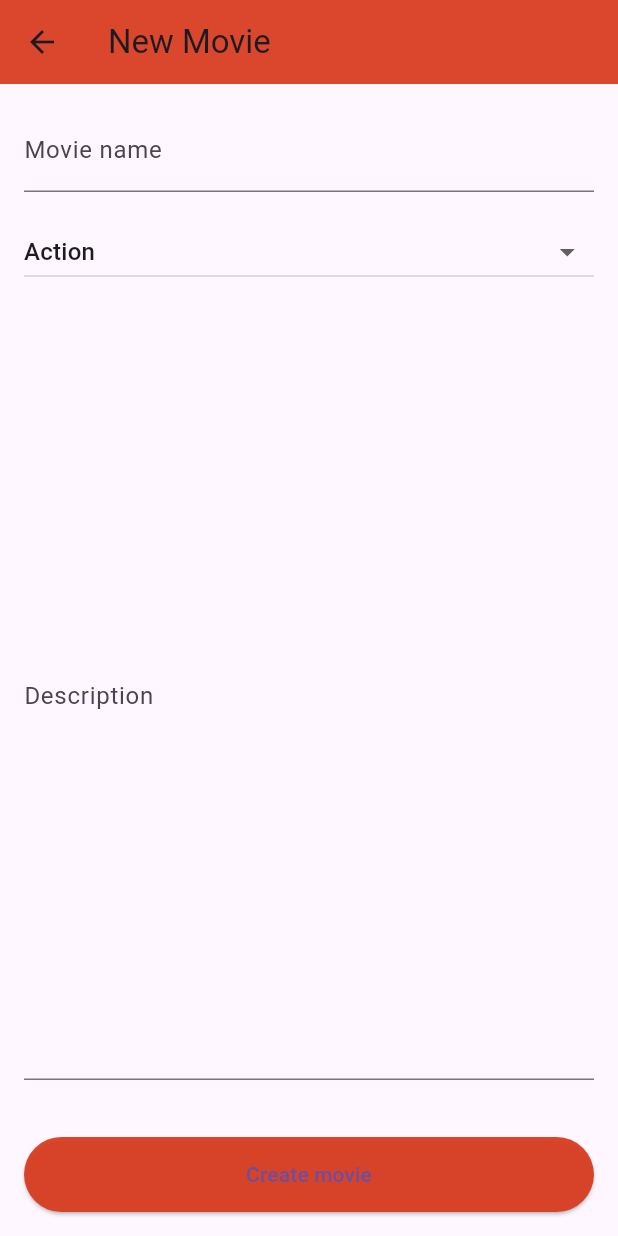
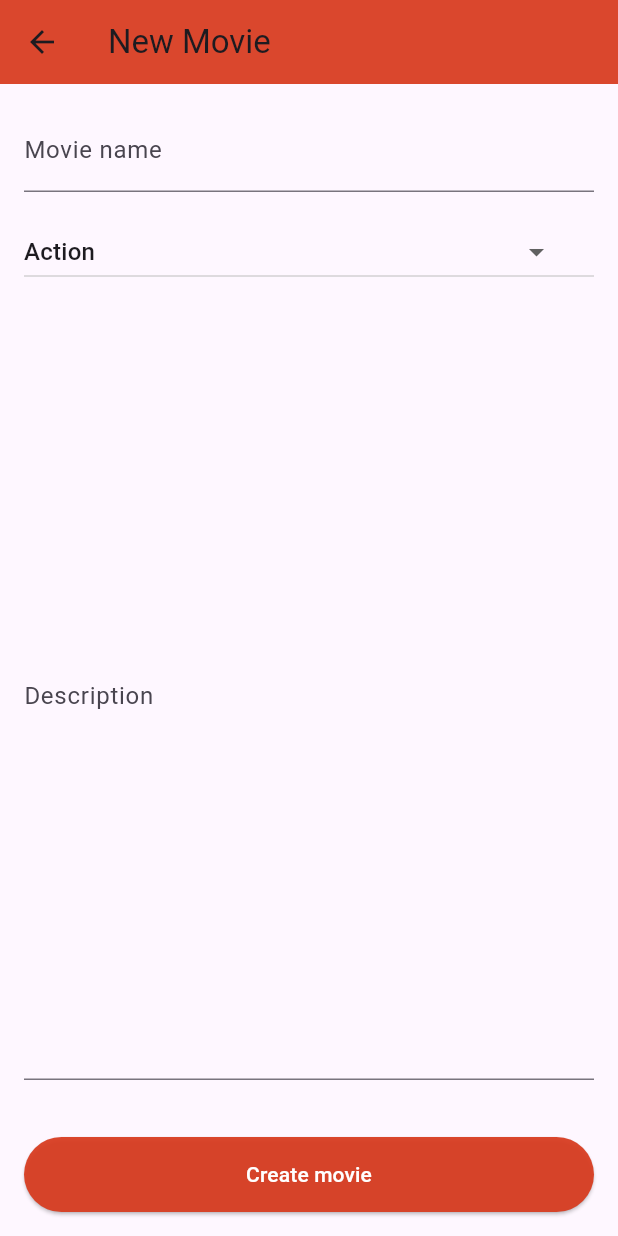
Before and after one commit to YuraYB3/FlickRate, a Flutter app: the screen it shows once a user with an empty profile is signed in, after a tap on "Add", on a phone screen of 412 x 824 dp. Run offline on Flutter 3.47's test engine with Material 3 defaults, Android fonts, the phone set to English and light mode, and no system bars; our stand-ins replace cloud_firestore, cloud_functions, firebase_auth, firebase_core, google_sign_in; accounts and stored records are empty; network calls fail.

Commit message:
Code refactored

```diff
--- a/lib/app/common/widgets/my_elevated_button.dart
+++ b/lib/app/common/widgets/my_elevated_button.dart
@@ -20,7 +20,10 @@ class MyElevatedButton extends StatelessWidget {
             backgroundColor:
                 MaterialStateProperty.all<Color>(colorsPalette.mainColor)),
         onPressed: onButtonPressed,
-        child: Text(title),
+        child: Text(
+          title,
+          style: const TextStyle(color: Colors.white),
+        ),
       ),
     );
   }
--- a/lib/app/screens/create_movie/create_movie_view.dart
+++ b/lib/app/screens/create_movie/create_movie_view.dart
@@ -19,7 +19,7 @@ class _CreateMovieViewState extends State<CreateMovieView> {
 
   @override
   Widget build(BuildContext context) {
-    double fieldWidth = MediaQuery.of(context).size.width * 0.85;
+    double fieldWidth = MediaQuery.of(context).size.width * 0.8;
     double screenHeight = MediaQuery.of(context).size.height;
     //double screenWidth = MediaQuery.of(context).size.width;
     return Scaffold(
--- a/lib/app/screens/home/home_view.dart
+++ b/lib/app/screens/home/home_view.dart
@@ -65,14 +65,13 @@ class _HomeViewState extends State<HomeView> {
                   children: [
                     const Text(
                       "Have you watched new movie? ",
-                      style: TextStyle(color: Colors.white, fontSize: 36),
+                      style: TextStyle(color: Colors.white, fontSize: 34),
                     ),
                     Expanded(child: Container()),
                     Row(
                       children: [
                         Expanded(child: Container()),
                         SizedBox(
-                            height: 40,
                             width: 150,
                             child: ElevatedButton(
                                 style: ButtonStyle(
```
